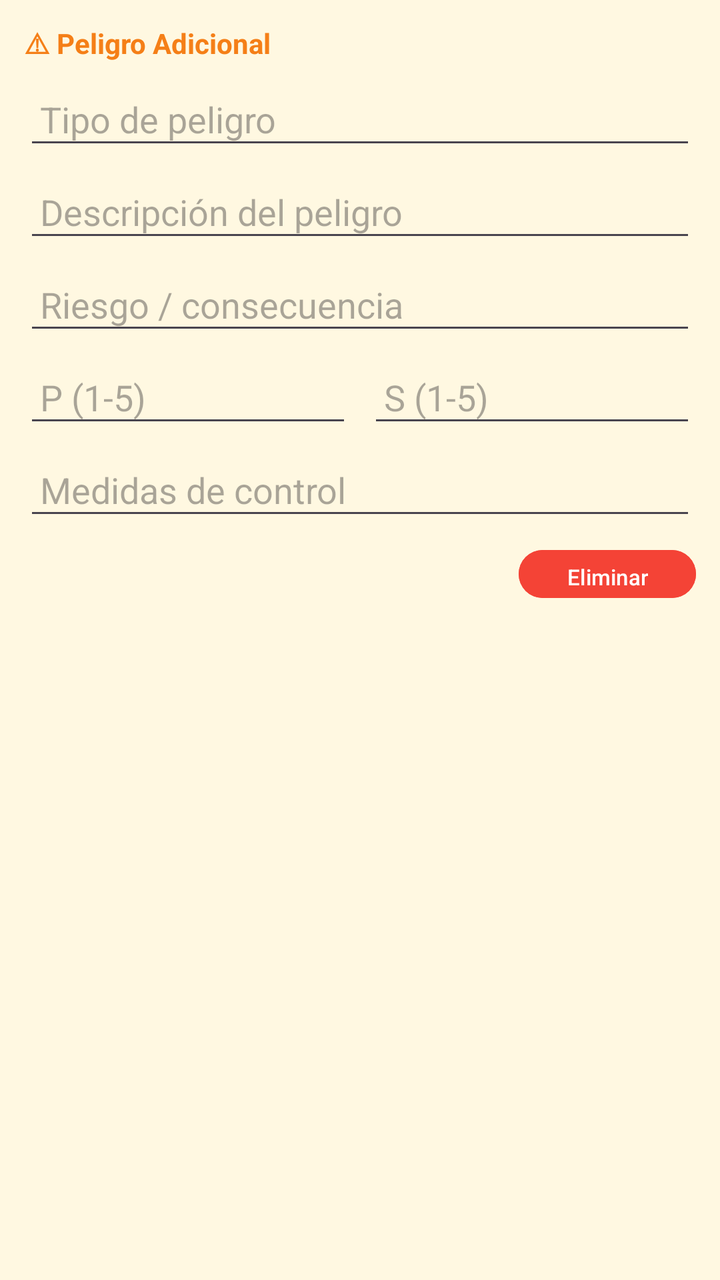
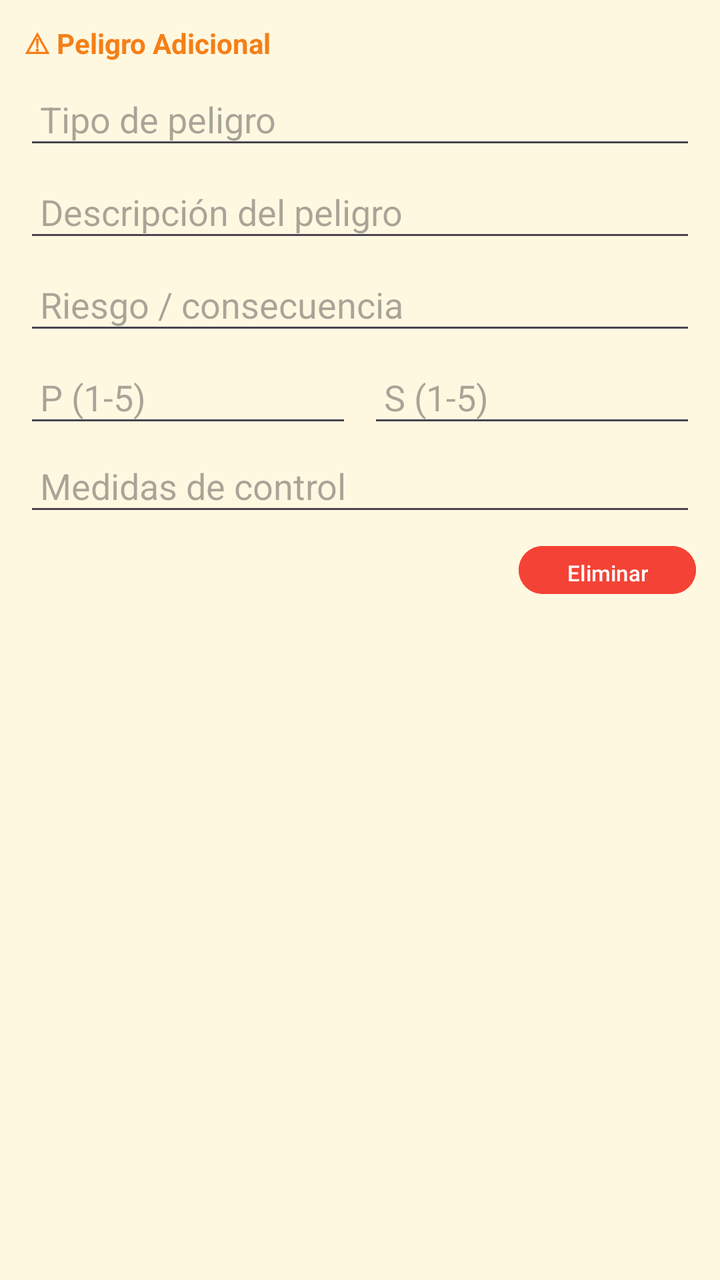

An Android layout rendered at two revisions. The XML below is the earlier revision; the diff shows what the commit changed to produce the second picture.
<!-- AndroidManifest.xml: application theme Theme.IpercDigital -->
<!-- res/layout/item_peligro_adicional.xml -->
<?xml version="1.0" encoding="utf-8"?>
<LinearLayout xmlns:android="http://schemas.android.com/apk/res/android"
    android:layout_width="match_parent"
    android:layout_height="wrap_content"
    android:orientation="vertical"
    android:background="#FFF8E1"
    android:padding="12dp"
    android:layout_marginTop="8dp">

    <TextView
        android:layout_width="match_parent"
        android:layout_height="wrap_content"
        android:text="⚠ Peligro Adicional"
        android:textSize="14sp"
        android:textStyle="bold"
        android:textColor="#F57F17"
        android:layout_marginBottom="8dp"/>

    <EditText
        android:id="@+id/etTipoAdicional"
        android:layout_width="match_parent"
        android:layout_height="wrap_content"
        android:hint="Tipo de peligro"
        android:inputType="text"
        android:padding="8dp"
        android:layout_marginBottom="6dp"/>

    <EditText
        android:id="@+id/etDescripcionAdicional"
        android:layout_width="match_parent"
        android:layout_height="wrap_content"
        android:hint="Descripción del peligro"
        android:inputType="text"
        android:padding="8dp"
        android:layout_marginBottom="6dp"/>

    <EditText
        android:id="@+id/etRiesgoAdicional"
        android:layout_width="match_parent"
        android:layout_height="wrap_content"
        android:hint="Riesgo / consecuencia"
        android:inputType="text"
        android:padding="8dp"
        android:layout_marginBottom="6dp"/>

    <LinearLayout
        android:layout_width="match_parent"
        android:layout_height="wrap_content"
        android:orientation="horizontal"
        android:layout_marginBottom="6dp">

        <EditText
            android:id="@+id/etPAdicional"
            android:layout_width="0dp"
            android:layout_height="wrap_content"
            android:layout_weight="1"
            android:hint="P (1-5)"
            android:inputType="number"
            android:padding="8dp"
            android:layout_marginEnd="4dp"/>

        <EditText
            android:id="@+id/etSAdicional"
            android:layout_width="0dp"
            android:layout_height="wrap_content"
            android:layout_weight="1"
            android:hint="S (1-5)"
            android:inputType="number"
            android:padding="8dp"
            android:layout_marginStart="4dp"/>
    </LinearLayout>

    <EditText
        android:id="@+id/etMedidasAdicional"
        android:layout_width="match_parent"
        android:layout_height="wrap_content"
        android:hint="Medidas de control"
        android:inputType="text"
        android:padding="8dp"
        android:layout_marginBottom="6dp"/>

    <Button
        android:id="@+id/btnEliminarAdicional"
        android:layout_width="wrap_content"
        android:layout_height="32dp"
        android:text="Eliminar"
        android:backgroundTint="#F44336"
        android:textColor="#FFFFFF"
        android:textSize="11sp"
        android:layout_gravity="end"/>

</LinearLayout>
<!-- resources referenced by this layout -->
<resources>
  <style name="Theme.IpercDigital" parent="Base.Theme.IpercDigital" />
  <style name="Base.Theme.IpercDigital" parent="Theme.Material3.DayNight.NoActionBar">
          
          
      </style>
</resources>

<!-- the commit's change to res/layout/item_peligro_adicional.xml (unified diff, before → after) -->
@@ -47,7 +47,7 @@
         android:layout_width="match_parent"
         android:layout_height="wrap_content"
         android:orientation="horizontal"
-        android:layout_marginBottom="6dp">
+        android:layout_marginBottom="4dp">
 
         <EditText
             android:id="@+id/etPAdicional"
@@ -70,6 +70,20 @@
             android:layout_marginStart="4dp"/>
     </LinearLayout>
 
+    
+    <TextView
+        android:id="@+id/tvNivelAdicional"
+        android:layout_width="match_parent"
+        android:layout_height="wrap_content"
+        android:text="Nivel: —"
+        android:textSize="13sp"
+        android:textStyle="bold"
+        android:textColor="#555555"
+        android:padding="8dp"
+        android:background="#EEEEEE"
+        android:layout_marginBottom="6dp"
+        android:visibility="gone"/>
+
     <EditText
         android:id="@+id/etMedidasAdicional"
         android:layout_width="match_parent"
